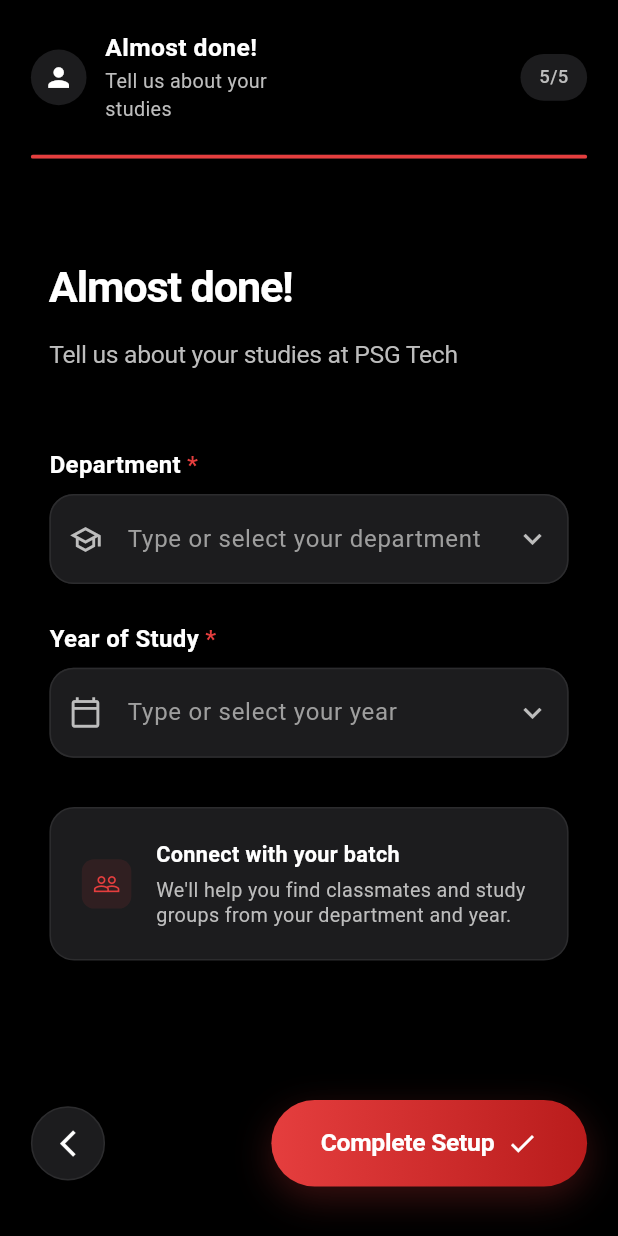
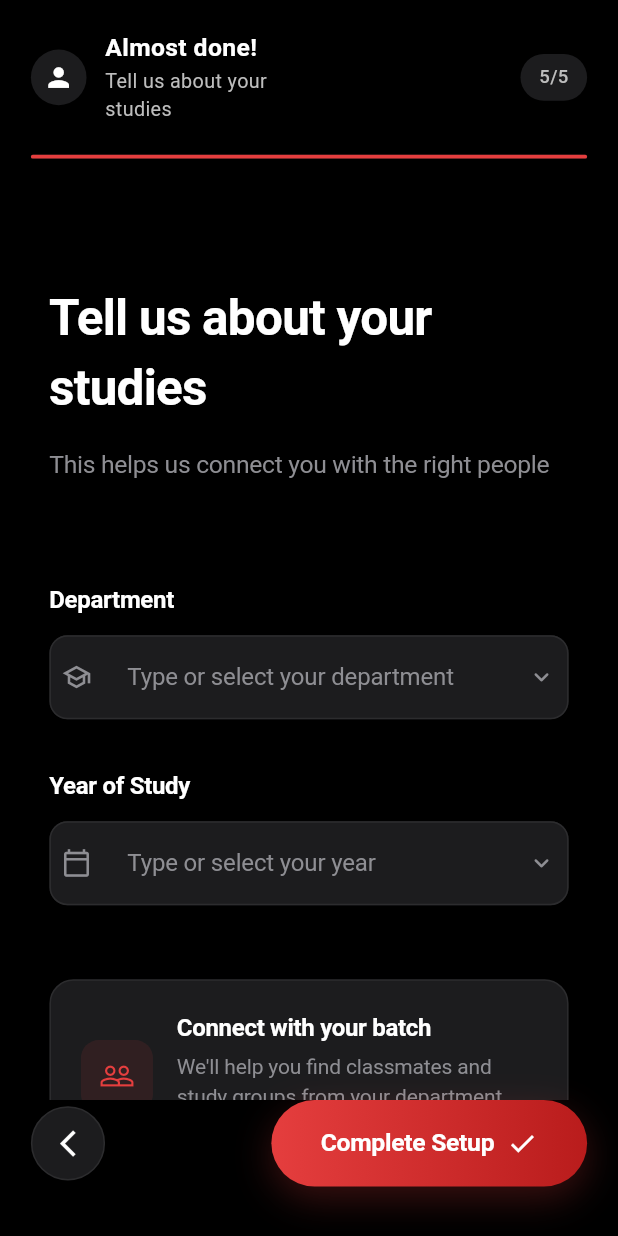
Before and after one commit to Athishpranav2/sidekick, a Flutter app: the screen it shows once a user with an empty profile is signed in, swiped to page 5, on a phone screen of 412 x 824 dp. Run offline on Flutter 3.47's test engine with Material 3 defaults, Android fonts, the phone set to English and light mode, and no system bars; our stand-ins replace cloud_firestore, cloud_functions, firebase_auth, firebase_core, google_sign_in; accounts and stored records are empty.

Commit message:
Improve onboarding UI: fix navigation to NavigationContainer, add keyboard dismissal, make design more minimalistic

```diff
--- a/lib/views/onboarding/onboarding_screen.dart
+++ b/lib/views/onboarding/onboarding_screen.dart
@@ -3,6 +3,8 @@ import 'package:firebase_auth/firebase_auth.dart';
 import 'package:provider/provider.dart';
 import 'dart:async';
 import '../home/home_screen.dart';
+import '../side_table/side_table_screen.dart';
+import '../navigation/navigation_container.dart';
 import '../../providers/user_provider.dart';
 import '../../core/constants/app_colors.dart';
 // Make sure this import path is correct for your project structure
@@ -101,17 +103,22 @@ class _SearchableDropdownState extends State<SearchableDropdown> {
         child: CompositedTransformFollower(
           link: _layerLink,
           showWhenUnlinked: false,
-          offset: Offset(0.0, size.height + 8.0),
+          offset: Offset(0.0, size.height + 4.0),
           child: Material(
-            elevation: 8.0,
+            elevation: 12.0,
             color: const Color(0xFF1C1C1E),
-            borderRadius: BorderRadius.circular(16),
-            child: ConstrainedBox(
+            borderRadius: BorderRadius.circular(12),
+            child: Container(
+              decoration: BoxDecoration(
+                color: const Color(0xFF1C1C1E),
+                borderRadius: BorderRadius.circular(12),
+                border: Border.all(color: const Color(0xFF2C2C2E), width: 1),
+              ),
               constraints: BoxConstraints(
-                maxHeight: MediaQuery.of(context).size.height * 0.3,
+                maxHeight: MediaQuery.of(context).size.height * 0.25,
               ),
               child: ListView.builder(
-                padding: const EdgeInsets.symmetric(vertical: 8),
+                padding: const EdgeInsets.symmetric(vertical: 4),
                 shrinkWrap: true,
                 itemCount: _filteredItems.length,
                 itemBuilder: (context, index) {
@@ -124,15 +131,16 @@ class _SearchableDropdownState extends State<SearchableDropdown> {
                     },
                     child: Container(
                       padding: const EdgeInsets.symmetric(
-                        horizontal: 20,
-                        vertical: 14,
+                        horizontal: 16,
+                        vertical: 12,
                       ),
                       child: Text(
                         item,
                         style: const TextStyle(
                           color: Colors.white,
-                          fontSize: 16,
+                          fontSize: 15,
                           fontWeight: FontWeight.w500,
+                          letterSpacing: -0.1,
                         ),
                       ),
                     ),
@@ -153,28 +161,16 @@ class _SearchableDropdownState extends State<SearchableDropdown> {
       child: Column(
         crossAxisAlignment: CrossAxisAlignment.start,
         children: [
-          Row(
-            children: [
           Text(
             widget.label,
             style: const TextStyle(
               color: Colors.white,
               fontSize: 16,
               fontWeight: FontWeight.w600,
+              letterSpacing: -0.2,
             ),
           ),
-              const SizedBox(width: 4),
-              const Text(
-                '*',
-                style: TextStyle(
-                  color: AppColors.systemRed,
-                  fontSize: 16,
-                  fontWeight: FontWeight.w600,
-                ),
-              ),
-            ],
-          ),
-          const SizedBox(height: 8),
+          const SizedBox(height: 12),
           TextFormField(
             controller: _controller,
             focusNode: _focusNode,
@@ -183,36 +179,55 @@ class _SearchableDropdownState extends State<SearchableDropdown> {
               color: Colors.white,
               fontSize: 16,
               fontWeight: FontWeight.w500,
+              letterSpacing: -0.1,
             ),
             decoration: InputDecoration(
               hintText: widget.hint,
-              hintStyle: TextStyle(
-                color: Colors.grey[500],
+              hintStyle: const TextStyle(
+                color: Color(0xFF8E8E93),
                 fontSize: 16,
                 fontWeight: FontWeight.w400,
+                letterSpacing: -0.1,
               ),
-              prefixIcon: Icon(widget.icon, color: Colors.grey[400], size: 22),
-              suffixIcon: Icon(
-                Icons.keyboard_arrow_down,
-                color: Colors.grey[400],
+              prefixIcon: Container(
+                margin: const EdgeInsets.only(right: 12),
+                child: Icon(
+                  widget.icon,
+                  color: const Color(0xFF8E8E93),
+                  size: 20,
+                ),
+              ),
+              suffixIcon: Container(
+                margin: const EdgeInsets.only(left: 12),
+                child: const Icon(
+                  Icons.keyboard_arrow_down_rounded,
+                  color: Color(0xFF8E8E93),
+                  size: 20,
+                ),
               ),
               filled: true,
               fillColor: const Color(0xFF1C1C1E),
               border: OutlineInputBorder(
-                borderRadius: BorderRadius.circular(16),
-                borderSide: const BorderSide(color: Color(0xFF2C2C2E)),
+                borderRadius: BorderRadius.circular(12),
+                borderSide: const BorderSide(
+                  color: Color(0xFF2C2C2E),
+                  width: 1,
+                ),
               ),
               enabledBorder: OutlineInputBorder(
-                borderRadius: BorderRadius.circular(16),
-                borderSide: const BorderSide(color: Color(0xFF2C2C2E)),
+                borderRadius: BorderRadius.circular(12),
+                borderSide: const BorderSide(
+                  color: Color(0xFF2C2C2E),
+                  width: 1,
+                ),
               ),
               focusedBorder: OutlineInputBorder(
-                borderRadius: BorderRadius.circular(16),
-                borderSide: BorderSide(color: AppColors.systemRed, width: 2),
+                borderRadius: BorderRadius.circular(12),
+                borderSide: BorderSide(color: AppColors.systemRed, width: 1.5),
               ),
               contentPadding: const EdgeInsets.symmetric(
-                horizontal: 20,
-                vertical: 18,
+                horizontal: 16,
+                vertical: 16,
               ),
             ),
           ),
@@ -402,7 +417,7 @@ class _OnboardingScreenState extends State<OnboardingScreen>
           context,
           PageRouteBuilder(
             pageBuilder: (context, animation, secondaryAnimation) =>
-                const HomeScreen(),
+                const NavigationContainer(),
             transitionsBuilder:
                 (context, animation, secondaryAnimation, child) {
                   return FadeTransition(opacity: animation, child: child);
@@ -545,6 +560,11 @@ class _OnboardingScreenState extends State<OnboardingScreen>
     return Scaffold(
       backgroundColor: const Color(0xFF000000),
       body: SafeArea(
+        child: GestureDetector(
+          onTap: () {
+            // Dismiss keyboard when tapping outside
+            FocusScope.of(context).unfocus();
+          },
           child: Center(
             child: SizedBox(
               width: contentWidth,
@@ -573,6 +593,7 @@ class _OnboardingScreenState extends State<OnboardingScreen>
                   ),
                   _buildNavigation(size),
                 ],
+              ),
             ),
           ),
         ),
@@ -1075,39 +1096,40 @@ class _OnboardingScreenState extends State<OnboardingScreen>
       opacity: _fadeAnimation,
       child: SlideTransition(
         position: _slideAnimation,
-        child: Padding(
+        child: SingleChildScrollView(
           padding: EdgeInsets.symmetric(horizontal: size.width * 0.08),
           child: Column(
             mainAxisAlignment: MainAxisAlignment.center,
             crossAxisAlignment: CrossAxisAlignment.start,
             children: [
+              SizedBox(height: size.height * 0.1),
               Text(
-                'Tell us your gender',
+                'What\'s your gender?',
                 style: TextStyle(
-                  fontSize: size.width * (isTablet ? 0.055 : 0.07),
+                  fontSize: size.width * (isTablet ? 0.055 : 0.08),
                   fontWeight: FontWeight.w700,
                   color: Colors.white,
-                  letterSpacing: -0.8,
+                  letterSpacing: -0.5,
                 ),
               ),
-              SizedBox(height: size.height * 0.015),
+              SizedBox(height: size.height * 0.02),
               Text(
-                'This helps in tailoring your app experience.',
+                'This helps us personalize your experience',
                 style: TextStyle(
                   fontSize: size.width * (isTablet ? 0.03 : 0.04),
-                  color: Colors.grey[400],
+                  color: const Color(0xFF8E8E93),
                   letterSpacing: -0.2,
                 ),
               ),
               SizedBox(height: size.height * 0.08),
               Row(
-                mainAxisAlignment: MainAxisAlignment.center,
+                mainAxisAlignment: MainAxisAlignment.spaceEvenly,
                 children: [
                   _buildGenderCard(size, 'Male', Icons.male_rounded),
-                  SizedBox(width: size.width * 0.05),
                   _buildGenderCard(size, 'Female', Icons.female_rounded),
                 ],
               ),
+              SizedBox(height: size.height * 0.1),
             ],
           ),
         ),
@@ -1124,34 +1146,53 @@ class _OnboardingScreenState extends State<OnboardingScreen>
         });
       },
       child: AnimatedContainer(
-        duration: const Duration(milliseconds: 200),
-        width: size.width * 0.35,
-        height: size.width * 0.35,
+        duration: const Duration(milliseconds: 300),
+        width: size.width * 0.38,
+        height: size.width * 0.38,
         decoration: BoxDecoration(
           color: isSelected
-              ? AppColors.systemRed.withOpacity(0.15)
+              ? AppColors.systemRed.withOpacity(0.1)
               : const Color(0xFF1C1C1E),
-          borderRadius: BorderRadius.circular(size.width * 0.06),
+          borderRadius: BorderRadius.circular(20),
           border: Border.all(
             color: isSelected ? AppColors.systemRed : const Color(0xFF2C2C2E),
-            width: 2,
+            width: 1.5,
           ),
+          boxShadow: isSelected
+              ? [
+                  BoxShadow(
+                    color: AppColors.systemRed.withOpacity(0.2),
+                    blurRadius: 12,
+                    spreadRadius: 0,
+                  ),
+                ]
+              : null,
         ),
         child: Column(
           mainAxisAlignment: MainAxisAlignment.center,
           children: [
-            Icon(
+            Container(
+              padding: const EdgeInsets.all(16),
+              decoration: BoxDecoration(
+                color: isSelected
+                    ? AppColors.systemRed.withOpacity(0.15)
+                    : const Color(0xFF2C2C2E),
+                borderRadius: BorderRadius.circular(16),
+              ),
+              child: Icon(
                 icon,
-              size: size.width * 0.12,
+                size: size.width * 0.08,
                 color: isSelected ? AppColors.systemRed : Colors.grey[400],
               ),
-            SizedBox(height: size.height * 0.015),
+            ),
+            SizedBox(height: size.height * 0.02),
             Text(
               gender,
               style: TextStyle(
                 color: isSelected ? Colors.white : Colors.grey[300],
                 fontSize: size.width * 0.045,
                 fontWeight: FontWeight.w600,
+                letterSpacing: -0.2,
               ),
             ),
           ],
@@ -1171,26 +1212,26 @@ class _OnboardingScreenState extends State<OnboardingScreen>
           child: Column(
             crossAxisAlignment: CrossAxisAlignment.start,
             children: [
-              SizedBox(height: size.height * 0.08),
+              SizedBox(height: size.height * 0.1),
               Text(
-                'Almost done!',
+                'Tell us about your studies',
                 style: TextStyle(
-                  fontSize: size.width * (isTablet ? 0.055 : 0.07),
+                  fontSize: size.width * (isTablet ? 0.055 : 0.08),
                   fontWeight: FontWeight.w700,
                   color: Colors.white,
-                  letterSpacing: -0.8,
+                  letterSpacing: -0.5,
                 ),
               ),
-              SizedBox(height: size.height * 0.015),
+              SizedBox(height: size.height * 0.02),
               Text(
-                'Tell us about your studies at PSG Tech',
+                'This helps us connect you with the right people',
                 style: TextStyle(
                   fontSize: size.width * (isTablet ? 0.03 : 0.04),
-                  color: Colors.grey[400],
+                  color: const Color(0xFF8E8E93),
                   letterSpacing: -0.2,
                 ),
               ),
-              SizedBox(height: size.height * 0.06),
+              SizedBox(height: size.height * 0.08),
               SearchableDropdown(
                 label: 'Department',
                 hint: 'Type or select your department',
@@ -1200,7 +1241,7 @@ class _OnboardingScreenState extends State<OnboardingScreen>
                   setState(() => _selectedDepartment = value);
                 },
               ),
-              SizedBox(height: size.height * 0.03),
+              SizedBox(height: size.height * 0.04),
               SearchableDropdown(
                 label: 'Year of Study',
                 hint: 'Type or select your year',
@@ -1210,30 +1251,30 @@ class _OnboardingScreenState extends State<OnboardingScreen>
                   setState(() => _selectedYear = value);
                 },
               ),
-              SizedBox(height: size.height * 0.04),
+              SizedBox(height: size.height * 0.06),
               Container(
-                padding: EdgeInsets.all(size.width * 0.05),
+                padding: const EdgeInsets.all(20),
                 decoration: BoxDecoration(
                   color: const Color(0xFF1C1C1E),
-                  borderRadius: BorderRadius.circular(size.width * 0.04),
-                  border: Border.all(color: const Color(0xFF2C2C2E)),
+                  borderRadius: BorderRadius.circular(16),
+                  border: Border.all(color: const Color(0xFF2C2C2E), width: 1),
                 ),
                 child: Row(
                   children: [
                     Container(
-                      width: size.width * 0.08,
-                      height: size.width * 0.08,
+                      width: 48,
+                      height: 48,
                       decoration: BoxDecoration(
                         color: AppColors.systemRed.withOpacity(0.1),
-                        borderRadius: BorderRadius.circular(size.width * 0.02),
+                        borderRadius: BorderRadius.circular(12),
                       ),
                       child: Icon(
                         Icons.people_outline,
                         color: AppColors.systemRed,
-                        size: size.width * 0.045,
+                        size: 24,
                       ),
                     ),
-                    SizedBox(width: size.width * 0.04),
+                    const SizedBox(width: 16),
                     Expanded(
                       child: Column(
                         crossAxisAlignment: CrossAxisAlignment.start,
@@ -1242,17 +1283,19 @@ class _OnboardingScreenState extends State<OnboardingScreen>
                             'Connect with your batch',
                             style: TextStyle(
                               color: Colors.white,
-                              fontSize: size.width * (isTablet ? 0.025 : 0.035),
+                              fontSize: 16,
                               fontWeight: FontWeight.w600,
+                              letterSpacing: -0.2,
                             ),
                           ),
-                          SizedBox(height: size.height * 0.005),
+                          const SizedBox(height: 4),
                           Text(
                             'We\'ll help you find classmates and study groups from your department and year.',
                             style: TextStyle(
-                              color: Colors.grey[400],
-                              fontSize: size.width * (isTablet ? 0.022 : 0.032),
-                              height: 1.3,
+                              color: const Color(0xFF8E8E93),
+                              fontSize: 14,
+                              height: 1.4,
+                              letterSpacing: -0.1,
                             ),
                           ),
                         ],
```
Lines whose indentation alone changed are shown as unchanged.
